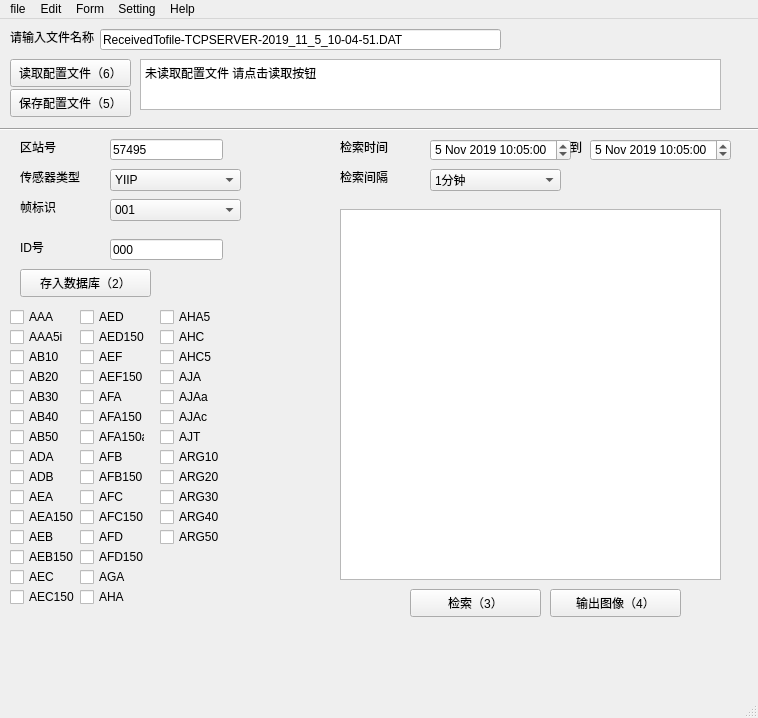
Gzk738/HUAYUN-visualization, file untitled.ui: the form before one commit.
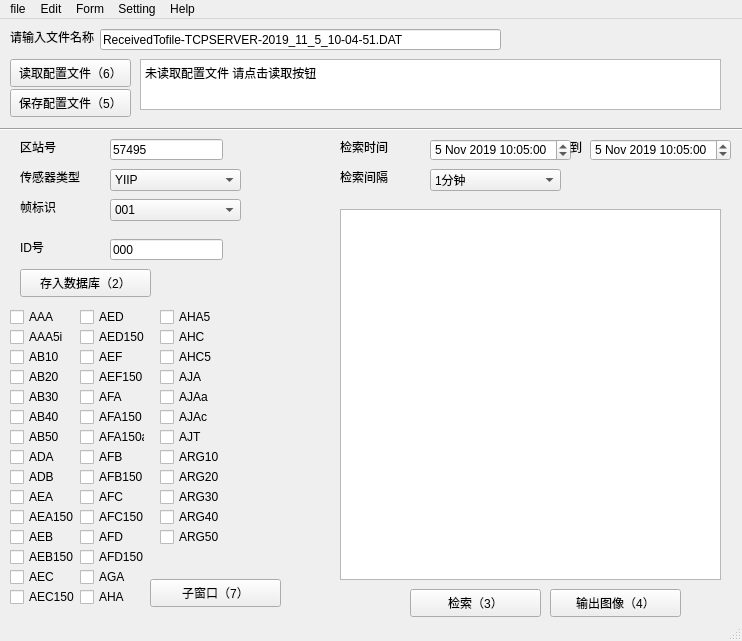
The form after the commit.

Commit message: 子窗口弹出

Diff of the .ui file:
```diff
--- a/untitled.ui
+++ b/untitled.ui
@@ -6,8 +6,8 @@
    <rect>
     <x>0</x>
     <y>0</y>
-    <width>758</width>
-    <height>718</height>
+    <width>742</width>
+    <height>641</height>
    </rect>
   </property>
   <property name="windowTitle">
@@ -928,13 +928,26 @@
      <string>ARG50</string>
     </property>
    </widget>
+   <widget class="QPushButton" name="pushButton_7">
+    <property name="geometry">
+     <rect>
+      <x>150</x>
+      <y>560</y>
+      <width>131</width>
+      <height>28</height>
+     </rect>
+    </property>
+    <property name="text">
+     <string>子窗口（7）</string>
+    </property>
+   </widget>
   </widget>
   <widget class="QMenuBar" name="menubar">
    <property name="geometry">
     <rect>
      <x>0</x>
      <y>0</y>
-     <width>758</width>
+     <width>742</width>
      <height>22</height>
     </rect>
    </property>
```
The commit also changes 5 other files.
